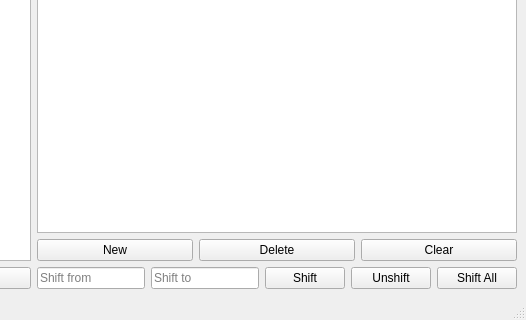
Before: the Qt Designer form ui/main-qt.ui in allencch/med, drawn with Qt 5; both pictures show x 274 to 800 and y 280 to 600 of the 800 by 600 pixel window.
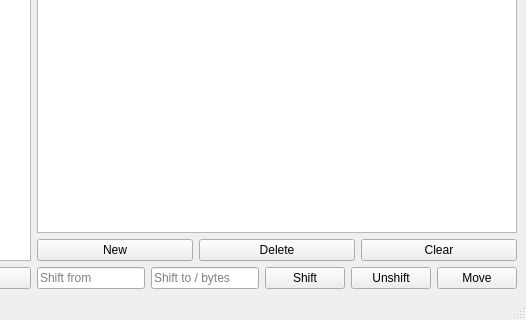
After: the same form once the commit is applied.

Commit message: Remove shift all. Add move address by steps

The edit to the form file:
```diff
--- a/ui/main-qt.ui
+++ b/ui/main-qt.ui
@@ -190,7 +190,7 @@
           <item>
            <widget class="QLineEdit" name="shiftTo">
             <property name="placeholderText">
-             <string>Shift to</string>
+             <string>Shift to / bytes</string>
             </property>
            </widget>
           </item>
@@ -211,7 +211,7 @@
           <item>
            <widget class="QPushButton" name="storeShiftAll">
             <property name="text">
-             <string>Shift All</string>
+             <string>Move</string>
             </property>
            </widget>
           </item>
```
Left out of the diff: 8 changed lines with no effect on the pictures. The commit also changes 2 other files.
